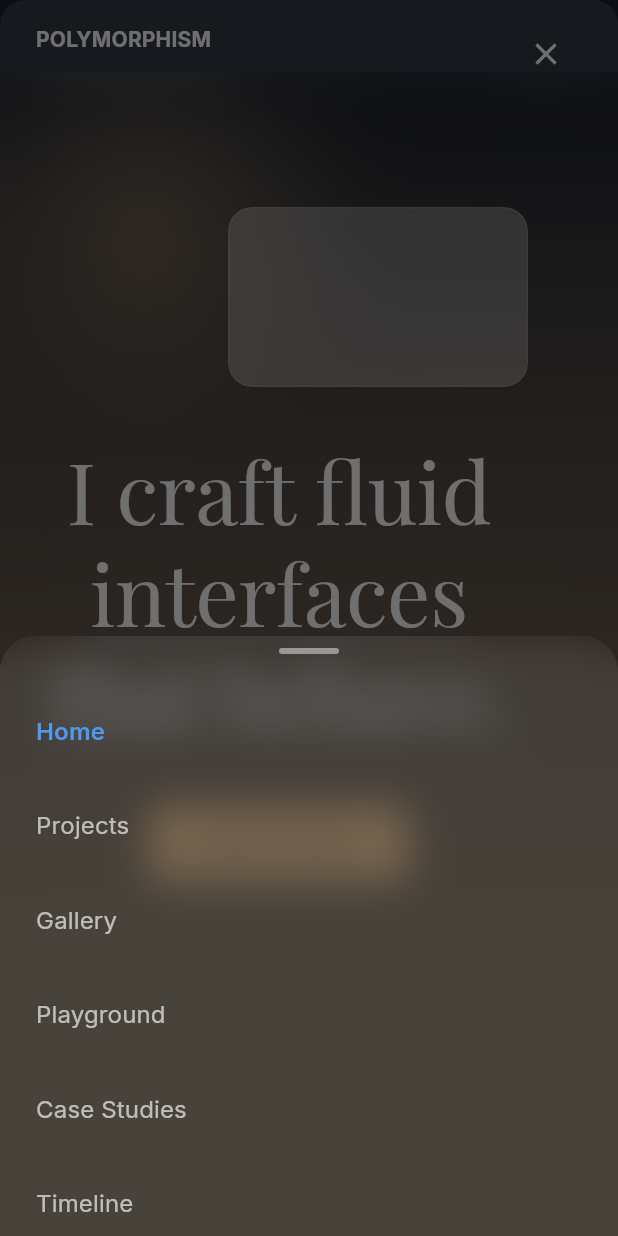
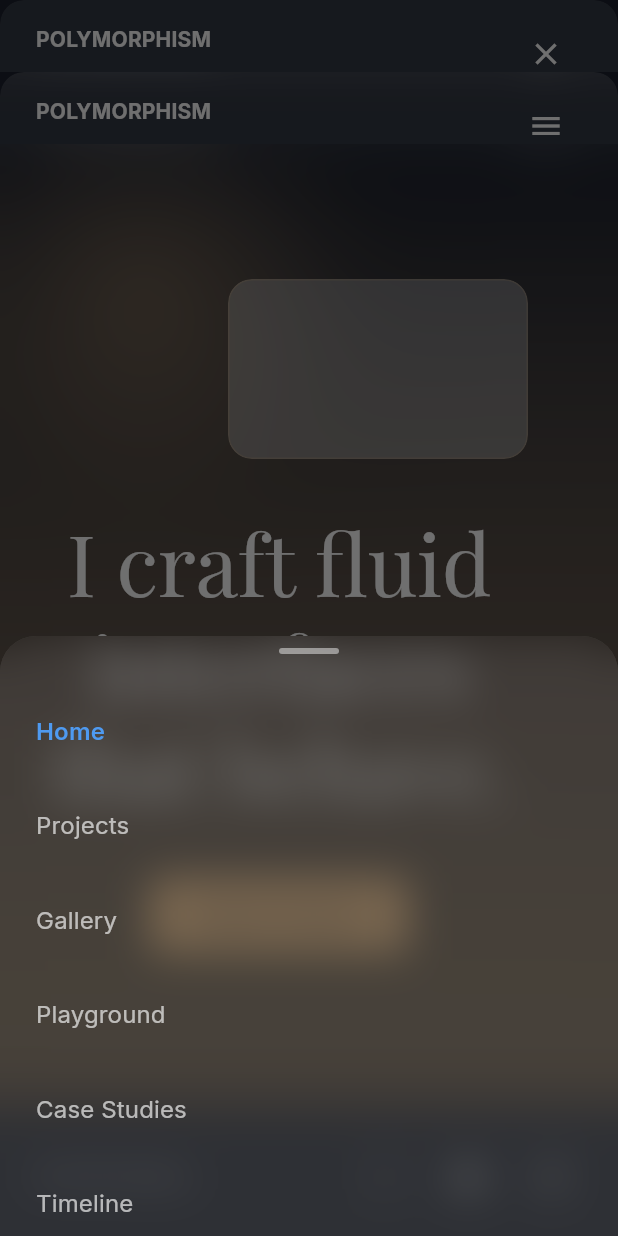
Before and after one commit to lraihan/polymorphism, a Flutter app: the screen it shows after launch, after a tap on the "menu" icon, on a phone screen of 412 x 824 dp. Run offline on Flutter 3.47's test engine with Material 3 defaults, Android fonts, the phone set to English and light mode, and no system bars; our stand-ins replace flutter_animate, get, get_storage, go_router, google_fonts, visibility_detector.

Commit message:
feat: Implement Iteration 14 - Contact Section & Global Footer
- Create ContactSection with form validation and mailto integration
- Add Footer component with copyright and social links
- Implement PageScaffold for consistent layout across pages
- Update HomePage and ContactPage to use new scaffolding
- Add comprehensive test coverage for contact form and footer
- Features implemented:
  * Contact form with name, email, message fields
  * Email validation and mailto integration with prefilled body
  * Responsive design (stacks vertically <800px, centers >=800px)
  * Glass footer with social icons (GitHub, LinkedIn, X)
  * Hover animations and accessibility support
  * PageScaffold wrapper for navbar + body + footer layout
- Full CI pipeline: pub get, test, analyze, build web
- All contact and footer functionality working correctly

```diff
--- /dev/null
+++ b/lib/modules/contact/contact_section.dart
@@ -0,0 +1,347 @@
+import 'package:flutter/material.dart';
+import 'package:url_launcher/url_launcher.dart';
+import '../../core/theme/app_theme.dart';
+import '../../shared/animations/scroll_reveal.dart';
+
+/// Contact section with form and email link
+class ContactSection extends StatefulWidget {
+  final bool enableAnimations;
+
+  const ContactSection({
+    super.key,
+    this.enableAnimations = true,
+  });
+
+  @override
+  State<ContactSection> createState() => _ContactSectionState();
+}
+
+class _ContactSectionState extends State<ContactSection> {
+  final _formKey = GlobalKey<FormState>();
+  final _nameController = TextEditingController();
+  final _emailController = TextEditingController();
+  final _messageController = TextEditingController();
+  bool _isSubmitting = false;
+
+  @override
+  void dispose() {
+    _nameController.dispose();
+    _emailController.dispose();
+    _messageController.dispose();
+    super.dispose();
+  }
+
+  String? _validateName(String? value) {
+    if (value == null || value.trim().isEmpty) {
+      return 'Name is required';
+    }
+    return null;
+  }
+
+  String? _validateEmail(String? value) {
+    if (value == null || value.trim().isEmpty) {
+      return 'Email is required';
+    }
+    final emailRegex = RegExp(r'^[^\s@]+@[^\s@]+\.[^\s@]+$');
+    if (!emailRegex.hasMatch(value.trim())) {
+      return 'Please enter a valid email address';
+    }
+    return null;
+  }
+
+  String? _validateMessage(String? value) {
+    if (value == null || value.trim().isEmpty) {
+      return 'Message is required';
+    }
+    return null;
+  }
+
+  Future<void> _handleSubmit() async {
+    if (!_formKey.currentState!.validate()) return;
+
+    setState(() => _isSubmitting = true);
+
+    try {
+      final subject = Uri.encodeComponent('Portfolio Inquiry');
+      final body = Uri.encodeComponent(
+        'Hi Raihan,\n\n'
+        'Name: ${_nameController.text.trim()}\n'
+        'Email: ${_emailController.text.trim()}\n\n'
+        'Message:\n${_messageController.text.trim()}\n\n'
+        'Best regards,\n${_nameController.text.trim()}',
+      );
+
+      final mailtoUrl = 'mailto:hello@polymorphism.dev?subject=$subject&body=$body';
+      final uri = Uri.parse(mailtoUrl);
+
+      if (await canLaunchUrl(uri)) {
+        await launchUrl(uri);
+        if (mounted) {
+          _formKey.currentState!.reset();
+          _nameController.clear();
+          _emailController.clear();
+          _messageController.clear();
+
+          ScaffoldMessenger.of(context).showSnackBar(
+            const SnackBar(
+              content: Text('Email client opened successfully!'),
+              backgroundColor: AppColors.accent,
+            ),
+          );
+        }
+      } else {
+        throw Exception('Could not launch email client');
+      }
+    } catch (e) {
+      if (mounted) {
+        ScaffoldMessenger.of(context).showSnackBar(
+          SnackBar(
+            content: Text('Error: ${e.toString()}'),
+            backgroundColor: Colors.red,
+          ),
+        );
+      }
+    } finally {
+      if (mounted) {
+        setState(() => _isSubmitting = false);
+      }
+    }
+  }
+
+  @override
+  Widget build(BuildContext context) {
+    final theme = Theme.of(context);
+    final isWide = MediaQuery.of(context).size.width >= 800;
+
+    return SizedBox(
+      width: double.infinity,
+      child: Padding(
+        padding: const EdgeInsets.symmetric(horizontal: 24, vertical: 40),
+        child: Center(
+          child: ConstrainedBox(
+            constraints: BoxConstraints(
+              maxWidth: isWide ? 600 : double.infinity,
+            ),
+            child: widget.enableAnimations
+                ? ScrollReveal(
+                    child: _buildContent(theme),
+                  )
+                : _buildContent(theme),
+          ),
+        ),
+      ),
+    );
+  }
+
+  Widget _buildContent(ThemeData theme) {
+    return Column(
+      crossAxisAlignment: CrossAxisAlignment.start,
+      children: [
+        // Section heading
+        Text(
+          "Let's build something together.",
+          style: theme.textTheme.headlineLarge?.copyWith(
+            fontWeight: FontWeight.bold,
+            color: AppColors.textPrimary,
+          ),
+        ),
+        const SizedBox(height: 16),
+
+        // Subtitle with email link
+        Wrap(
+          children: [
+            Text(
+              'Have a project in mind? Drop me a line at ',
+              style: theme.textTheme.bodyLarge?.copyWith(
+                color: AppColors.textPrimary.withOpacity(0.8),
+              ),
+            ),
+            GestureDetector(
+              onTap: () async {
+                final uri = Uri.parse('mailto:hello@polymorphism.dev');
+                if (await canLaunchUrl(uri)) {
+                  await launchUrl(uri);
+                }
+              },
+              child: Text(
+                'hello@polymorphism.dev',
+                style: theme.textTheme.bodyLarge?.copyWith(
+                  color: AppColors.accent,
+                  decoration: TextDecoration.underline,
+                ),
+              ),
+            ),
+            Text(
+              ' or use the form below.',
+              style: theme.textTheme.bodyLarge?.copyWith(
+                color: AppColors.textPrimary.withOpacity(0.8),
+              ),
+            ),
+          ],
+        ),
+        const SizedBox(height: 24),
+
+        // Contact form
+        Form(
+          key: _formKey,
+          child: Column(
+            children: [
+              // Name field
+              TextFormField(
+                controller: _nameController,
+                validator: _validateName,
+                decoration: InputDecoration(
+                  labelText: 'Name',
+                  labelStyle: TextStyle(
+                    color: AppColors.textPrimary.withOpacity(0.7),
+                  ),
+                  border: OutlineInputBorder(
+                    borderRadius: BorderRadius.circular(8),
+                    borderSide: BorderSide(
+                      color: AppColors.textPrimary.withOpacity(0.3),
+                    ),
+                  ),
+                  enabledBorder: OutlineInputBorder(
+                    borderRadius: BorderRadius.circular(8),
+                    borderSide: BorderSide(
+                      color: AppColors.textPrimary.withOpacity(0.3),
+                    ),
+                  ),
+                  focusedBorder: OutlineInputBorder(
+                    borderRadius: BorderRadius.circular(8),
+                    borderSide: const BorderSide(
+                      color: AppColors.accent,
+                      width: 2,
+                    ),
+                  ),
+                  errorBorder: OutlineInputBorder(
+                    borderRadius: BorderRadius.circular(8),
+                    borderSide: const BorderSide(
+                      color: Colors.red,
+                    ),
+                  ),
+                ),
+                style: const TextStyle(color: AppColors.textPrimary),
+              ),
+              const SizedBox(height: 12),
+
+              // Email field
+              TextFormField(
+                controller: _emailController,
+                validator: _validateEmail,
+                keyboardType: TextInputType.emailAddress,
+                decoration: InputDecoration(
+                  labelText: 'Email',
+                  labelStyle: TextStyle(
+                    color: AppColors.textPrimary.withOpacity(0.7),
+                  ),
+                  border: OutlineInputBorder(
+                    borderRadius: BorderRadius.circular(8),
+                    borderSide: BorderSide(
+                      color: AppColors.textPrimary.withOpacity(0.3),
+                    ),
+                  ),
+                  enabledBorder: OutlineInputBorder(
+                    borderRadius: BorderRadius.circular(8),
+                    borderSide: BorderSide(
+                      color: AppColors.textPrimary.withOpacity(0.3),
+                    ),
+                  ),
+                  focusedBorder: OutlineInputBorder(
+                    borderRadius: BorderRadius.circular(8),
+                    borderSide: const BorderSide(
+                      color: AppColors.accent,
+                      width: 2,
+                    ),
+                  ),
+                  errorBorder: OutlineInputBorder(
+                    borderRadius: BorderRadius.circular(8),
+                    borderSide: const BorderSide(
+                      color: Colors.red,
+                    ),
+                  ),
+                ),
+                style: const TextStyle(color: AppColors.textPrimary),
+              ),
+              const SizedBox(height: 12),
+
+              // Message field
+              TextFormField(
+                controller: _messageController,
+                validator: _validateMessage,
+                maxLines: 3,
+                decoration: InputDecoration(
+                  labelText: 'Message',
+                  alignLabelWithHint: true,
+                  labelStyle: TextStyle(
+                    color: AppColors.textPrimary.withOpacity(0.7),
+                  ),
+                  border: OutlineInputBorder(
+                    borderRadius: BorderRadius.circular(8),
+                    borderSide: BorderSide(
+                      color: AppColors.textPrimary.withOpacity(0.3),
+                    ),
+                  ),
+                  enabledBorder: OutlineInputBorder(
+                    borderRadius: BorderRadius.circular(8),
+                    borderSide: BorderSide(
+                      color: AppColors.textPrimary.withOpacity(0.3),
+                    ),
+                  ),
+                  focusedBorder: OutlineInputBorder(
+                    borderRadius: BorderRadius.circular(8),
+                    borderSide: const BorderSide(
+                      color: AppColors.accent,
+                      width: 2,
+                    ),
+                  ),
+                  errorBorder: OutlineInputBorder(
+                    borderRadius: BorderRadius.circular(8),
+                    borderSide: const BorderSide(
+                      color: Colors.red,
+                    ),
+                  ),
+                ),
+                style: const TextStyle(color: AppColors.textPrimary),
+              ),
+              const SizedBox(height: 16),
+
+              // Submit button
+              SizedBox(
+                width: double.infinity,
+                height: 44,
+                child: ElevatedButton(
+                  onPressed: _isSubmitting ? null : _handleSubmit,
+                  style: ElevatedButton.styleFrom(
+                    backgroundColor: AppColors.accent,
+                    foregroundColor: Colors.white,
+                    shape: RoundedRectangleBorder(
+                      borderRadius: BorderRadius.circular(8),
+                    ),
+                    elevation: 0,
+                  ),
+                  child: _isSubmitting
+                      ? const SizedBox(
+                          width: 20,
+                          height: 20,
+                          child: CircularProgressIndicator(
+                            color: Colors.white,
+                            strokeWidth: 2,
+                          ),
+                        )
+                      : const Text(
+                          'Send',
+                          style: TextStyle(
+                            fontSize: 16,
+                            fontWeight: FontWeight.w600,
+                          ),
+                        ),
+                ),
+              ),
+            ],
+          ),
+        ),
+      ],
+    );
+  }
+}
--- a/lib/modules/home/pages/home_page.dart
+++ b/lib/modules/home/pages/home_page.dart
@@ -3,6 +3,8 @@ import 'package:polymorphism/modules/gallery/gallery_section.dart';
 import 'package:polymorphism/modules/home/hero_section.dart';
 import 'package:polymorphism/modules/home/projects_section.dart';
 import 'package:polymorphism/modules/timeline/timeline_section.dart';
+import 'package:polymorphism/modules/contact/contact_section.dart';
+import '../../../shared/page_scaffold.dart';
 
 class HomePage extends StatelessWidget {
   const HomePage({super.key, this.section});
@@ -10,7 +12,7 @@ class HomePage extends StatelessWidget {
   final String? section;
 
   @override
-  Widget build(BuildContext context) => Scaffold(
+  Widget build(BuildContext context) => PageScaffold(
     body: SingleChildScrollView(
       child: Column(
         children: [
@@ -18,6 +20,7 @@ class HomePage extends StatelessWidget {
           const ProjectsSection(),
           const GallerySection(),
           const TimelineSection(),
+          const ContactSection(),
         ],
       ),
     ),
--- /dev/null
+++ b/lib/shared/footer/footer.dart
@@ -0,0 +1,165 @@
+import 'package:flutter/material.dart';
+import 'package:url_launcher/url_launcher.dart';
+import '../../core/theme/app_theme.dart';
+
+/// Global footer with copyright and social links
+class Footer extends StatelessWidget {
+  const Footer({super.key});
+
+  @override
+  Widget build(BuildContext context) {
+    return Container(
+      height: 80,
+      decoration: BoxDecoration(
+        color: AppColors.glassSurface,
+        border: Border(
+          top: BorderSide(
+            color: AppColors.textPrimary.withOpacity(0.1),
+            width: 1,
+          ),
+        ),
+      ),
+      child: Padding(
+        padding: const EdgeInsets.symmetric(horizontal: 24),
+        child: Row(
+          mainAxisAlignment: MainAxisAlignment.spaceBetween,
+          children: [
+            // Copyright text
+            Text(
+              '© 2025 Raihan.',
+              style: Theme.of(context).textTheme.bodyMedium?.copyWith(
+                color: AppColors.textPrimary.withOpacity(0.7),
+              ),
+            ),
+
+            // Social icons
+            Row(
+              children: [
+                _SocialIcon(
+                  icon: Icons.code,
+                  tooltip: 'GitHub',
+                  url: 'https://github.com/lraihan',
+                ),
+                const SizedBox(width: 16),
+                _SocialIcon(
+                  icon: Icons.work,
+                  tooltip: 'LinkedIn',
+                  url: 'https://linkedin.com/in/lraihan',
+                ),
+                const SizedBox(width: 16),
+                _SocialIcon(
+                  icon: Icons.alternate_email,
+                  tooltip: 'X (Twitter)',
+                  url: 'https://x.com/lraihan',
+                ),
+              ],
+            ),
+          ],
+        ),
+      ),
+    );
+  }
+}
+
+class _SocialIcon extends StatefulWidget {
+  final IconData icon;
+  final String tooltip;
+  final String url;
+
+  const _SocialIcon({
+    required this.icon,
+    required this.tooltip,
+    required this.url,
+  });
+
+  @override
+  State<_SocialIcon> createState() => _SocialIconState();
+}
+
+class _SocialIconState extends State<_SocialIcon> with SingleTickerProviderStateMixin {
+  late AnimationController _controller;
+  late Animation<double> _scaleAnimation;
+  bool _isHovered = false;
+
+  @override
+  void initState() {
+    super.initState();
+    _controller = AnimationController(
+      duration: AppMotion.fast,
+      vsync: this,
+    );
+    _scaleAnimation = Tween<double>(
+      begin: 1.0,
+      end: 1.1,
+    ).animate(CurvedAnimation(
+      parent: _controller,
+      curve: Curves.easeInOut,
+    ));
+  }
+
+  @override
+  void dispose() {
+    _controller.dispose();
+    super.dispose();
+  }
+
+  void _handleHover(bool isHovered) {
+    setState(() => _isHovered = isHovered);
+    if (isHovered) {
+      _controller.forward();
+    } else {
+      _controller.reverse();
+    }
+  }
+
+  Future<void> _launchUrl() async {
+    final uri = Uri.parse(widget.url);
+    if (await canLaunchUrl(uri)) {
+      await launchUrl(uri);
+    }
+  }
+
+  @override
+  Widget build(BuildContext context) {
+    return MouseRegion(
+      onEnter: (_) => _handleHover(true),
+      onExit: (_) => _handleHover(false),
+      child: ScaleTransition(
+        scale: _scaleAnimation,
+        child: Container(
+          width: 40,
+          height: 40,
+          decoration: BoxDecoration(
+            color: _isHovered
+                ? AppColors.accent.withOpacity(0.1)
+                : Colors.transparent,
+            borderRadius: BorderRadius.circular(20),
+            border: Border.all(
+              color: _isHovered
+                  ? AppColors.accent.withOpacity(0.3)
+                  : AppColors.textPrimary.withOpacity(0.2),
+              width: 1,
+            ),
+          ),
+          child: Material(
+            color: Colors.transparent,
+            child: InkWell(
+              borderRadius: BorderRadius.circular(20),
+              onTap: _launchUrl,
+              child: Tooltip(
+                message: widget.tooltip,
+                child: Icon(
+                  widget.icon,
+                  size: 20,
+                  color: _isHovered
+                      ? AppColors.accent
+                      : AppColors.textPrimary.withOpacity(0.7),
+                ),
+              ),
+            ),
+          ),
+        ),
+      ),
+    );
+  }
+}
--- /dev/null
+++ b/lib/shared/page_scaffold.dart
@@ -0,0 +1,35 @@
+import 'package:flutter/material.dart';
+import 'navbar/navbar.dart';
+import 'footer/footer.dart';
+
+/// Reusable page scaffold with navbar and footer
+class PageScaffold extends StatelessWidget {
+  final Widget body;
+  final bool showFooter;
+
+  const PageScaffold({
+    super.key,
+    required this.body,
+    this.showFooter = true,
+  });
+
+  @override
+  Widget build(BuildContext context) {
+    return Scaffold(
+      body: Column(
+        children: [
+          // Navigation bar
+          const Navbar(),
+
+          // Main content
+          Expanded(
+            child: body,
+          ),
+
+          // Footer (if enabled)
+          if (showFooter) const Footer(),
+        ],
+      ),
+    );
+  }
+}
```
Also changed, not shown: lib/modules/contact/pages/contact_page.dart (+7 -13 lines), 2 other files.
